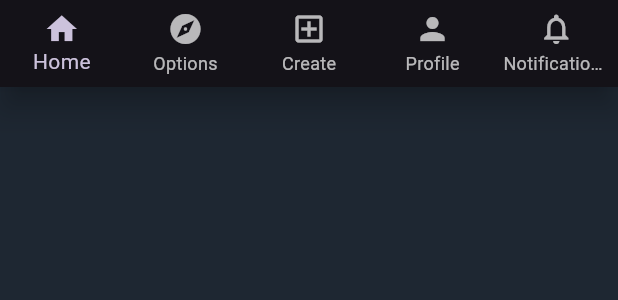
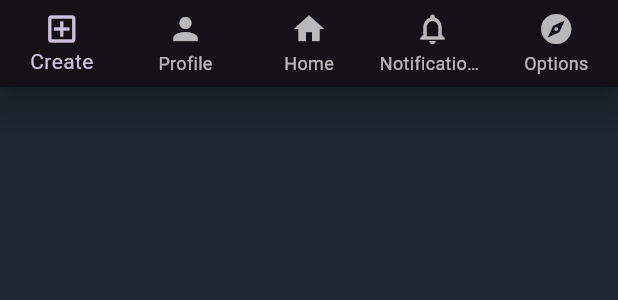
Before and after one commit to Black-Gho5t/at-91, a Flutter app: the BottomNavBar widget shown alone on an empty page, opened directly, on a phone screen of 412 x 824 dp. Shown: the top 300 px of the screen. Run offline on Flutter 3.47's test engine with Material 3 defaults, Android fonts, the phone set to English and light mode, and no system bars; our stand-ins replace go_router; network calls fail.

Commit message:
avance en flutter

```diff
--- a/lib/widgets/bottom_nav.dart
+++ b/lib/widgets/bottom_nav.dart
@@ -15,7 +15,7 @@ class BottomNavBar extends StatelessWidget {
   ];
 
   const BottomNavBar({Key? key, this.currentIndex = 0, this.onTap})
-      : super(key: key);
+    : super(key: key);
 
   int _safeIndex(int i) => (i >= 0 && i < locations.length) ? i : 0;
 
@@ -25,11 +25,17 @@ class BottomNavBar extends StatelessWidget {
       type: BottomNavigationBarType.fixed,
       currentIndex: _safeIndex(currentIndex),
       items: const [
+        BottomNavigationBarItem(
+          icon: Icon(Icons.add_box_outlined),
+          label: 'Create',
+        ),
+        BottomNavigationBarItem(icon: Icon(Icons.person), label: 'Profile'),
         BottomNavigationBarItem(icon: Icon(Icons.home), label: 'Home'),
+        BottomNavigationBarItem(
+          icon: Icon(Icons.notifications_none),
+          label: 'Notifications',
+        ),
         BottomNavigationBarItem(icon: Icon(Icons.explore), label: 'Options'),
-        BottomNavigationBarItem(icon: Icon(Icons.add_box_outlined), label: 'Create'),
-        BottomNavigationBarItem(icon: Icon(Icons.person), label: 'Profile'),
-        BottomNavigationBarItem(icon: Icon(Icons.notifications_none), label: 'Notifications'),
       ],
       onTap: (index) {
         if (onTap != null) {
```
Also changed, not shown: lib/router/appRouter.dart (+15 -16 lines).
